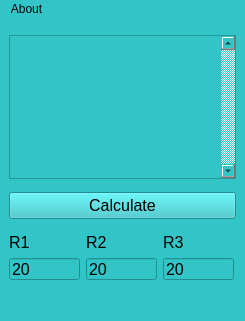
The window that zadachaa9/mainwindow.ui (gingerswaltz/gingerswaltz-official) describes before a commit, drawn with Qt 5.
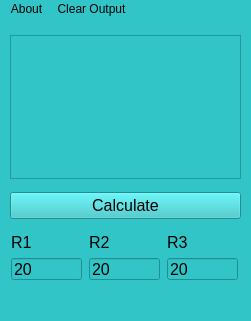
The same window after the commit.

Diff of the .ui file:
```diff
--- a/zadachaa9/mainwindow.ui
+++ b/zadachaa9/mainwindow.ui
@@ -6,7 +6,7 @@
    <rect>
     <x>0</x>
     <y>0</y>
-    <width>245</width>
+    <width>251</width>
     <height>321</height>
    </rect>
   </property>
@@ -19,93 +19,9 @@
   <widget class="QWidget" name="centralwidget">
    <property name="palette">
     <palette>
-     <active>
-      <colorrole role="Button">
-       <brush brushstyle="SolidPattern">
-        <color alpha="255">
-         <red>49</red>
-         <green>197</green>
-         <blue>200</blue>
-        </color>
-       </brush>
-      </colorrole>
-      <colorrole role="Base">
-       <brush brushstyle="SolidPattern">
-        <color alpha="255">
-         <red>49</red>
-         <green>197</green>
-         <blue>200</blue>
-        </color>
-       </brush>
-      </colorrole>
-      <colorrole role="Window">
-       <brush brushstyle="SolidPattern">
-        <color alpha="255">
-         <red>49</red>
-         <green>197</green>
-         <blue>200</blue>
-        </color>
-       </brush>
-      </colorrole>
-     </active>
-     <inactive>
-      <colorrole role="Button">
-       <brush brushstyle="SolidPattern">
-        <color alpha="255">
-         <red>49</red>
-         <green>197</green>
-         <blue>200</blue>
-        </color>
-       </brush>
-      </colorrole>
-      <colorrole role="Base">
-       <brush brushstyle="SolidPattern">
-        <color alpha="255">
-         <red>49</red>
-         <green>197</green>
-         <blue>200</blue>
-        </color>
-       </brush>
-      </colorrole>
-      <colorrole role="Window">
-       <brush brushstyle="SolidPattern">
-        <color alpha="255">
-         <red>49</red>
-         <green>197</green>
-         <blue>200</blue>
-        </color>
-       </brush>
-      </colorrole>
-     </inactive>
-     <disabled>
-      <colorrole role="Button">
-       <brush brushstyle="SolidPattern">
-        <color alpha="255">
-         <red>49</red>
-         <green>197</green>
-         <blue>200</blue>
-        </color>
-       </brush>
-      </colorrole>
-      <colorrole role="Base">
-       <brush brushstyle="SolidPattern">
-        <color alpha="255">
-         <red>49</red>
-         <green>197</green>
-         <blue>200</blue>
-        </color>
-       </brush>
-      </colorrole>
-      <colorrole role="Window">
-       <brush brushstyle="SolidPattern">
-        <color alpha="255">
-         <red>49</red>
-         <green>197</green>
-         <blue>200</blue>
-        </color>
-       </brush>
-      </colorrole>
-     </disabled>
+     <active/>
+     <inactive/>
+     <disabled/>
     </palette>
    </property>
    <layout class="QGridLayout" name="gridLayout_4">
@@ -136,13 +52,13 @@
        <string notr="true">alternate-background-color: rgb(170, 255, 255);</string>
       </property>
       <property name="verticalScrollBarPolicy">
-       <enum>Qt::ScrollBarAlwaysOn</enum>
+       <enum>Qt::ScrollBarAsNeeded</enum>
       </property>
       <property name="horizontalScrollBarPolicy">
-       <enum>Qt::ScrollBarAlwaysOff</enum>
+       <enum>Qt::ScrollBarAsNeeded</enum>
       </property>
       <property name="sizeAdjustPolicy">
-       <enum>QAbstractScrollArea::AdjustIgnored</enum>
+       <enum>QAbstractScrollArea::AdjustToContents</enum>
       </property>
       <property name="readOnly">
        <bool>true</bool>
@@ -289,8 +205,8 @@
     <rect>
      <x>0</x>
      <y>0</y>
-     <width>245</width>
-     <height>24</height>
+     <width>251</width>
+     <height>22</height>
     </rect>
    </property>
    <widget class="QMenu" name="menuAbout">
@@ -299,7 +215,14 @@
     </property>
     <addaction name="actionCredits"/>
    </widget>
+   <widget class="QMenu" name="menuClear_Output">
+    <property name="title">
+     <string>Clear Output</string>
+    </property>
+    <addaction name="actionClear_Plain_Text_Bar"/>
+   </widget>
    <addaction name="menuAbout"/>
+   <addaction name="menuClear_Output"/>
   </widget>
   <widget class="QStatusBar" name="statusbar"/>
   <action name="actionCredits">
```
Left out of the diff: 29 changed lines with no effect on the pictures.
